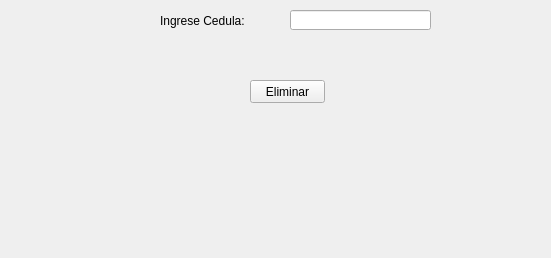
ottodevs/project-biblioteca, file formdeleteuser.ui: the form before one commit.
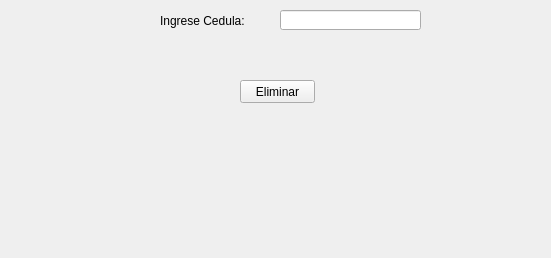
The form after the commit.

```diff
--- a/formdeleteuser.ui
+++ b/formdeleteuser.ui
@@ -29,7 +29,7 @@
   <widget class="QLineEdit" name="leCedula">
    <property name="geometry">
     <rect>
-     <x>290</x>
+     <x>280</x>
      <y>10</y>
      <width>141</width>
      <height>20</height>
@@ -39,7 +39,7 @@
   <widget class="QPushButton" name="btnAceptar">
    <property name="geometry">
     <rect>
-     <x>250</x>
+     <x>240</x>
      <y>80</y>
      <width>75</width>
      <height>23</height>
```
